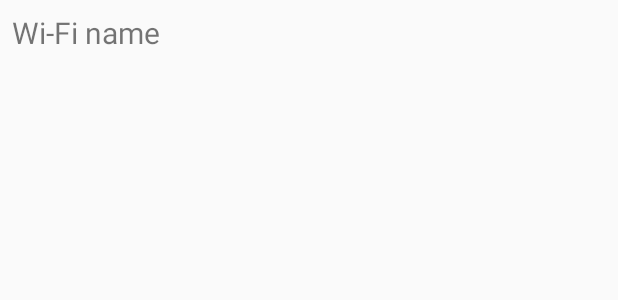
After one commit to rodrigobressan/sample_android_architecture_components, an Android app: the layout item_wifi.xml on its own in the app's theme, with its tools: preview values and no code run, on a phone screen of 412 x 824 dp. The commit adds this screen. Shown: the top 300 px of the screen. Run offline under Robolectric (Android 15) with nearby library versions, the phone set to English and light mode, and no system bars.

Commit message:
Example using Android View Model

```diff
--- a/app/src/main/AndroidManifest.xml
+++ b/app/src/main/AndroidManifest.xml
@@ -1,5 +1,7 @@
 <manifest xmlns:android="http://schemas.android.com/apk/res/android"
     package="com.rodrigobresan.samplearchitcturecomponents">
+
+    <uses-permission android:name="android.permission.ACCESS_WIFI_STATE" />
 
     <application
         android:allowBackup="true"
@@ -19,6 +21,7 @@
         <activity android:name=".lifecycle.LifecycleSampleActivity" />
         <activity android:name=".viewmodel.counter.CounterActivity" />
         <activity android:name=".viewmodel.news.NewsActivity" />
+        <activity android:name=".android_viewmodel.WifiListActivity" />
 
     </application>
 </manifest>
--- a/app/src/main/java/com/rodrigobresan/samplearchitcturecomponents/MainActivity.kt
+++ b/app/src/main/java/com/rodrigobresan/samplearchitcturecomponents/MainActivity.kt
@@ -3,6 +3,7 @@ package com.rodrigobresan.samplearchitcturecomponents
 import android.content.Intent
 import android.os.Bundle
 import android.support.v7.app.AppCompatActivity
+import com.rodrigobresan.samplearchitcturecomponents.android_viewmodel.WifiListActivity
 import com.rodrigobresan.samplearchitcturecomponents.lifecycle.LifecycleSampleActivity
 import com.rodrigobresan.samplearchitcturecomponents.viewmodel.counter.CounterActivity
 import com.rodrigobresan.samplearchitcturecomponents.viewmodel.news.NewsActivity
@@ -17,6 +18,7 @@ class MainActivity : AppCompatActivity() {
 
         btn_main_lifecycle.setOnClickListener { openActivity(LifecycleSampleActivity.provideIntent(this)) }
         btn_main_viewmodel.setOnClickListener { openActivity(NewsActivity.provideIntent(this)) }
+        btn_main_android_viewmodel.setOnClickListener { openActivity(WifiListActivity.provideIntent(this)) }
     }
 
     private fun openActivity(intent: Intent) {
--- a/app/src/main/res/layout/activity_main.xml
+++ b/app/src/main/res/layout/activity_main.xml
@@ -22,4 +22,10 @@
         android:text="View Model"
         android:layout_width="match_parent"
         android:layout_height="wrap_content" />
+
+    <Button
+        android:id="@+id/btn_main_android_viewmodel"
+        android:text="Android View Model"
+        android:layout_width="match_parent"
+        android:layout_height="wrap_content" />
 </LinearLayout>
--- /dev/null
+++ b/app/src/main/res/layout/item_wifi.xml
@@ -0,0 +1,15 @@
+<?xml version="1.0" encoding="utf-8"?>
+<LinearLayout xmlns:android="http://schemas.android.com/apk/res/android"
+    xmlns:tools="http://schemas.android.com/tools"
+    android:layout_width="match_parent"
+    android:layout_height="wrap_content"
+    android:orientation="vertical"
+    android:padding="8dp">
+
+    <TextView
+        android:id="@+id/txt_item_wifi_name"
+        android:layout_width="match_parent"
+        android:layout_height="wrap_content"
+        android:textSize="20sp"
+        tools:text="@string/sample_text_wifi_name" />
+</LinearLayout>
--- a/app/src/main/res/values/strings.xml
+++ b/app/src/main/res/values/strings.xml
@@ -3,4 +3,5 @@
     <string name="main_intro">Hey there! This is a simple application showing how to use the Architecture Components for Android. Hope you enjoy it!</string>
     <string name="sample_text_item_article_description">Here goes the article description. Lorem ipsum dolor sit amet...</string>
     <string name="sample_text_item_article_title">Here goes the title of the article</string>
+    <string name="sample_text_wifi_name">Wi-Fi name</string>
 </resources>
```
Also changed, not shown: app/src/main/java/com/rodrigobresan/samplearchitcturecomponents/android_viewmodel/WifiAdapter.kt (added, +39 -0 lines), app/src/main/java/com/rodrigobresan/samplearchitcturecomponents/android_viewmodel/WifiListActivity.kt (added, +33 -0 lines), app/src/main/java/com/rodrigobresan/samplearchitcturecomponents/android_viewmodel/WifiViewModel.kt (added, +13 -0 lines), app/src/main/res/layout/activity_wifi.xml (added, +12 -0 lines).
